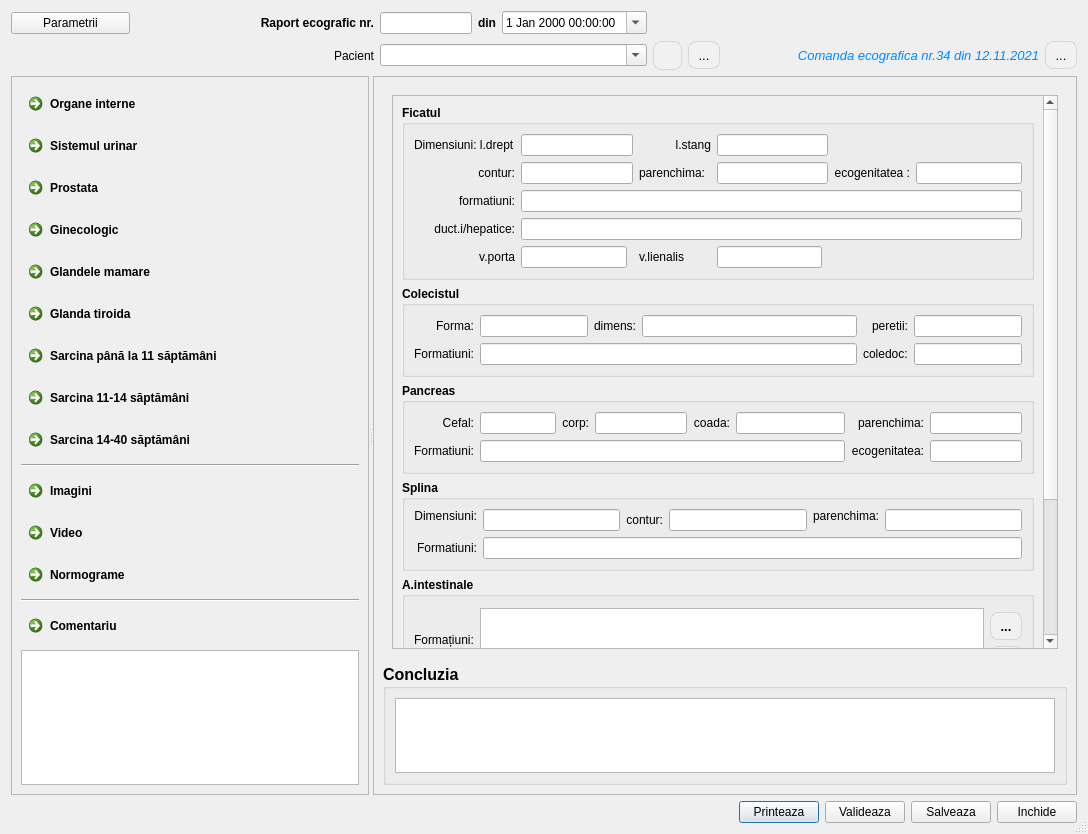
Qt form docs/docreportecho.ui (debalex77/USG) before a commit.
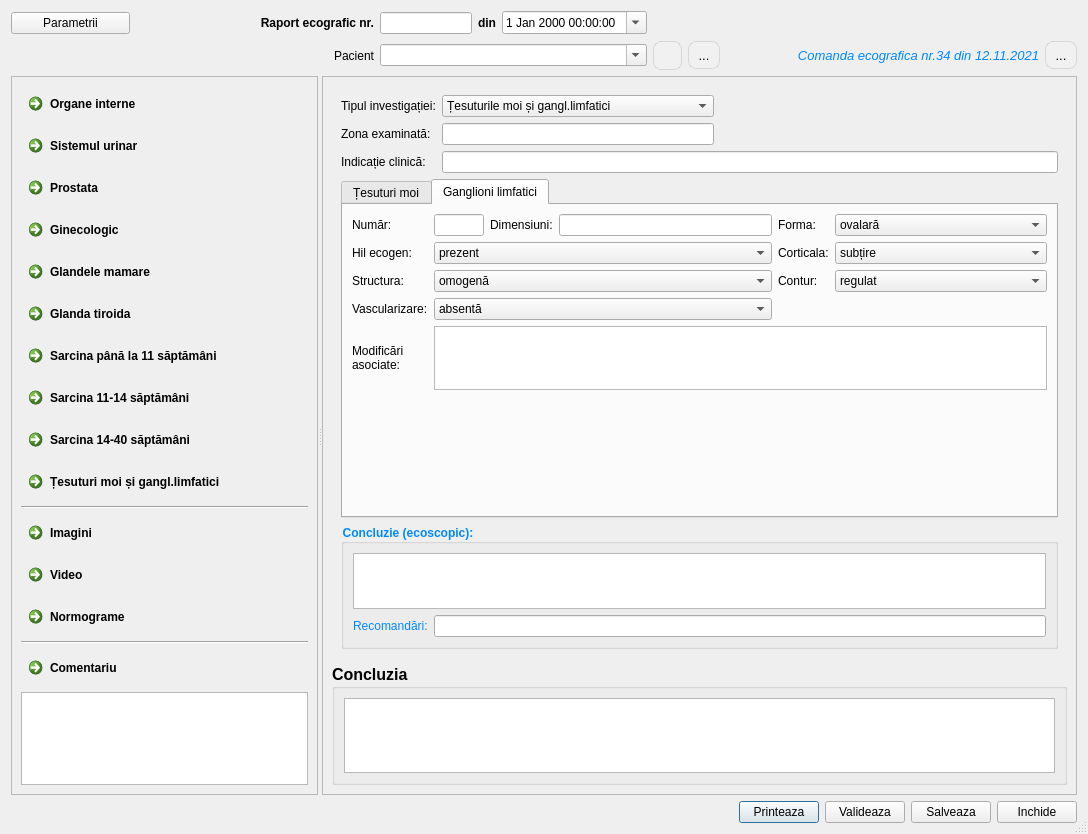
The same form after that commit. The open tabs and pages were chosen to show the change. Icons and pictures are not drawn. Custom widgets are drawn as their Qt base class.

Diff of the .ui file:
```diff
--- a/docs/docreportecho.ui
+++ b/docs/docreportecho.ui
@@ -388,6 +388,17 @@
          </property>
         </widget>
        </item>
+       <item>
+        <widget class="QCommandLinkButton" name="btnLymphNodes">
+         <property name="text">
+          <string>Țesuturi moi și gangl.limfatici</string>
+         </property>
+         <property name="icon">
+          <iconset resource="../resources/resource.qrc">
+           <normaloff>:/img/lymph-nodes.png</normaloff>:/img/lymph-nodes.png</iconset>
+         </property>
+        </widget>
+       </item>
        <item>
         <widget class="Line" name="line">
          <property name="orientation">
@@ -544,7 +555,7 @@
               <property name="geometry">
                <rect>
                 <x>0</x>
-                <y>0</y>
+                <y>-307</y>
                 <width>727</width>
                 <height>856</height>
                </rect>
@@ -1413,28 +1424,6 @@
                   <string>A.intestinale</string>
                  </property>
                  <layout class="QGridLayout" name="gridLayout_80">
-                  <item row="0" column="1" rowspan="3">
-                   <widget class="QTextEdit" name="intestinalHandles">
-                    <property name="sizePolicy">
-                     <sizepolicy hsizetype="Expanding" vsizetype="Expanding">
-                      <horstretch>0</horstretch>
-                      <verstretch>0</verstretch>
-                     </sizepolicy>
-                    </property>
-                    <property name="maximumSize">
-                     <size>
-                      <width>16777215</width>
-                      <height>64</height>
-                     </size>
-                    </property>
-                    <property name="font">
-                     <font>
-                      <family>Segoe UI</family>
-                      <bold>false</bold>
-                     </font>
-                    </property>
-                   </widget>
-                  </item>
                   <item row="0" column="0" rowspan="3">
                    <widget class="QLabel" name="label_153">
                     <property name="font">
@@ -1508,6 +1497,28 @@
                     </property>
                    </widget>
                   </item>
+                  <item row="0" column="1" rowspan="3">
+                   <widget class="QPlainTextEdit" name="intestinalHandles">
+                    <property name="sizePolicy">
+                     <sizepolicy hsizetype="Expanding" vsizetype="Expanding">
+                      <horstretch>0</horstretch>
+                      <verstretch>0</verstretch>
+                     </sizepolicy>
+                    </property>
+                    <property name="maximumSize">
+                     <size>
+                      <width>16777215</width>
+                      <height>64</height>
+                     </size>
+                    </property>
+                    <property name="font">
+                     <font>
+                      <family>Segoe UI</family>
+                      <bold>false</bold>
+                     </font>
+                    </property>
+                   </widget>
+                  </item>
                  </layout>
                 </widget>
                </item>
@@ -8646,6 +8657,607 @@
            </item>
           </layout>
          </widget>
+         <widget class="QWidget" name="pageLymphNodes">
+          <layout class="QGridLayout" name="gridLayout_85">
+           <item row="1" column="1">
+            <widget class="QLineEdit" name="ln_zoneArea">
+             <property name="text">
+              <string/>
+             </property>
+            </widget>
+           </item>
+           <item row="0" column="0">
+            <widget class="QLabel" name="label_230">
+             <property name="text">
+              <string>Tipul investigației:</string>
+             </property>
+            </widget>
+           </item>
+           <item row="2" column="0">
+            <widget class="QLabel" name="label_231">
+             <property name="text">
+              <string>Indicație clinică:</string>
+             </property>
+            </widget>
+           </item>
+           <item row="4" column="0" colspan="3">
+            <widget class="QGroupBox" name="groupBox_36">
+             <property name="sizePolicy">
+              <sizepolicy hsizetype="Preferred" vsizetype="Fixed">
+               <horstretch>0</horstretch>
+               <verstretch>0</verstretch>
+              </sizepolicy>
+             </property>
+             <property name="font">
+              <font>
+               <family>Segoe UI</family>
+               <bold>true</bold>
+              </font>
+             </property>
+             <property name="styleSheet">
+              <string notr="true">color: rgb(0, 137, 255);</string>
+             </property>
+             <property name="title">
+              <string>Concluzie (ecoscopic):</string>
+             </property>
+             <layout class="QGridLayout" name="gridLayout_84">
+              <item row="0" column="0" colspan="2">
+               <widget class="QPlainTextEdit" name="ln_conluzion">
+                <property name="maximumSize">
+                 <size>
+                  <width>16777215</width>
+                  <height>56</height>
+                 </size>
+                </property>
+               </widget>
+              </item>
+              <item row="1" column="0">
+               <widget class="QLabel" name="label_232">
+                <property name="text">
+                 <string>Recomandări:</string>
+                </property>
+               </widget>
+              </item>
+              <item row="1" column="1">
+               <widget class="QLineEdit" name="ln_recommand"/>
+              </item>
+             </layout>
+            </widget>
+           </item>
+           <item row="1" column="0">
+            <widget class="QLabel" name="label_229">
+             <property name="text">
+              <string>Zona examinată:</string>
+             </property>
+            </widget>
+           </item>
+           <item row="0" column="2">
+            <spacer name="horizontalSpacer_33">
+             <property name="orientation">
+              <enum>Qt::Horizontal</enum>
+             </property>
+             <property name="sizeHint" stdset="0">
+              <size>
+               <width>338</width>
+               <height>20</height>
+              </size>
+             </property>
+            </spacer>
+           </item>
+           <item row="0" column="1">
+            <widget class="QComboBox" name="ln_typeInvestig">
+             <item>
+              <property name="text">
+               <string>Țesuturile moi și gangl.limfatici</string>
+              </property>
+             </item>
+             <item>
+              <property name="text">
+               <string>Țesuturi moi</string>
+              </property>
+             </item>
+             <item>
+              <property name="text">
+               <string>Ganglioni limfatici</string>
+              </property>
+             </item>
+            </widget>
+           </item>
+           <item row="2" column="1" colspan="2">
+            <widget class="QLineEdit" name="ln_indications">
+             <property name="text">
+              <string/>
+             </property>
+            </widget>
+           </item>
+           <item row="3" column="0" colspan="3">
+            <widget class="QTabWidget" name="tabWidget_LymphNodes">
+             <property name="currentIndex">
+              <number>0</number>
+             </property>
+             <widget class="QWidget" name="tabSoftTissues">
+              <attribute name="title">
+               <string>Țesuturi moi</string>
+              </attribute>
+              <layout class="QGridLayout" name="gridLayout_86">
+               <item row="1" column="0">
+                <widget class="QLabel" name="label_234">
+                 <property name="text">
+                  <string>Localizarea:</string>
+                 </property>
+                </widget>
+               </item>
+               <item row="4" column="0">
+                <widget class="QLabel" name="label_238">
+                 <property name="text">
+                  <string>Vascularizarea:</string>
+                 </property>
+                </widget>
+               </item>
+               <item row="2" column="0">
+                <widget class="QLabel" name="label_235">
+                 <property name="text">
+                  <string>Dimensiuni:</string>
+                 </property>
+                </widget>
+               </item>
+               <item row="5" column="0">
+                <widget class="QLabel" name="label_239">
+                 <property name="text">
+                  <string>Alte modificări:</string>
+                 </property>
+                </widget>
+               </item>
+               <item row="5" column="1" colspan="4">
+                <widget class="QPlainTextEdit" name="ln_otherChangeTissue">
+                 <property name="sizePolicy">
+                  <sizepolicy hsizetype="Expanding" vsizetype="Expanding">
+                   <horstretch>0</horstretch>
+                   <verstretch>0</verstretch>
+                  </sizepolicy>
+                 </property>
+                 <property name="maximumSize">
+                  <size>
+                   <width>16777215</width>
+                   <height>64</height>
+                  </size>
+                 </property>
+                 <property name="plainText">
+                  <string/>
+                 </property>
+                </widget>
+               </item>
+               <item row="0" column="1">
+                <widget class="QComboBox" name="ln_skinStructureTissue">
+                 <item>
+                  <property name="text">
+                   <string>normală</string>
+                  </property>
+                 </item>
+                 <item>
+                  <property name="text">
+                   <string>îngroșată</string>
+                  </property>
+                 </item>
+                 <item>
+                  <property name="text">
+                   <string>infiltrată</string>
+                  </property>
+                 </item>
+                 <item>
+                  <property name="text">
+                   <string>edem</string>
+                  </property>
+                 </item>
+                </widget>
+               </item>
+               <item row="4" column="1">
+                <widget class="QComboBox" name="ln_DopplerTissue">
+                 <item>
+                  <property name="text">
+                   <string>absentă</string>
+                  </property>
+                 </item>
+                 <item>
+                  <property name="text">
+                   <string>periferică</string>
+                  </property>
+                 </item>
+                 <item>
+                  <property name="text">
+                   <string>centrală</string>
+                  </property>
+                 </item>
+                 <item>
+                  <property name="text">
+                   <string>intensă</string>
+                  </property>
+                 </item>
+                 <item>
+                  <property name="text">
+                   <string>mixtă</string>
+                  </property>
+                 </item>
+                 <item>
+                  <property name="text">
+                   <string>patologică</string>
+                  </property>
+                 </item>
+                </widget>
+               </item>
+               <item row="3" column="1">
+                <widget class="QComboBox" name="ln_conturTissue">
+                 <item>
+                  <property name="text">
+                   <string>regulat</string>
+                  </property>
+                 </item>
+                 <item>
+                  <property name="text">
+                   <string>neregulat</string>
+                  </property>
+                 </item>
+                </widget>
+               </item>
+               <item row="2" column="1">
+                <widget class="QLineEdit" name="ln_sizeTissue"/>
+               </item>
+               <item row="2" column="2">
+                <widget class="QLabel" name="label_236">
+                 <property name="text">
+                  <string>Ecogenitatea: </string>
+                 </property>
+                </widget>
+               </item>
+               <item row="0" column="3" colspan="2">
+                <widget class="QComboBox" name="ln_subcutanTissue">
+                 <item>
+                  <property name="text">
+                   <string>omogenă</string>
+                  </property>
+                 </item>
+                 <item>
+                  <property name="text">
+                   <string>heterogenă</string>
+                  </property>
+                 </item>
+                 <item>
+                  <property name="text">
+                   <string>prezența colecții</string>
+                  </property>
+                 </item>
+                 <item>
+                  <property name="text">
+                   <string>edem</string>
+                  </property>
+                 </item>
+                </widget>
+               </item>
+               <item row="0" column="2">
+                <widget class="QLabel" name="label_233">
+                 <property name="text">
+                  <string>Țesut subcutanat:</string>
+                 </property>
+                </widget>
+               </item>
+               <item row="3" column="0">
+                <widget class="QLabel" name="label_237">
+                 <property name="text">
+                  <string>Contur:</string>
+                 </property>
+                </widget>
+               </item>
+               <item row="0" column="0">
+                <widget class="QLabel" name="label_249">
+                 <property name="text">
+                  <string>Structura tegumentară:</string>
+                 </property>
+                </widget>
+               </item>
+               <item row="1" column="1" colspan="4">
+                <widget class="QLineEdit" name="ln_localizationTissue"/>
+               </item>
+               <item row="2" column="3">
+                <widget class="QComboBox" name="ln_ecogenityTissue">
+                 <property name="sizePolicy">
+                  <sizepolicy hsizetype="Expanding" vsizetype="Fixed">
+                   <horstretch>0</horstretch>
+                   <verstretch>0</verstretch>
+                  </sizepolicy>
+                 </property>
+                 <item>
+                  <property name="text">
+                   <string>hipoecogenă</string>
+                  </property>
+                 </item>
+                 <item>
+                  <property name="text">
+                   <string>hiperecogenă</string>
+                  </property>
+                 </item>
+                 <item>
+                  <property name="text">
+                   <string>mixtă</string>
+                  </property>
+                 </item>
+                 <item>
+                  <property name="text">
+                   <string>izoecogenă</string>
+                  </property>
+                 </item>
+                 <item>
+                  <property name="text">
+                   <string>medie</string>
+                  </property>
+                 </item>
+                </widget>
+               </item>
+              </layout>
+             </widget>
+             <widget class="QWidget" name="tabLympNodes">
+              <attribute name="title">
+               <string>Ganglioni limfatici</string>
+              </attribute>
+              <layout class="QGridLayout" name="gridLayout_87">
+               <item row="2" column="4">
+                <widget class="QLabel" name="label_246">
+                 <property name="text">
+                  <string>Contur:</string>
+                 </property>
+                </widget>
+               </item>
+               <item row="4" column="1" colspan="5">
+                <widget class="QPlainTextEdit" name="ln_otherChangeNode">
+                 <property name="maximumSize">
+                  <size>
+                   <width>16777215</width>
+                   <height>64</height>
+                  </size>
+                 </property>
+                 <property name="plainText">
+                  <string/>
+                 </property>
+                </widget>
+               </item>
+               <item row="3" column="1" colspan="3">
+                <widget class="QComboBox" name="ln_dopplerNode">
+                 <property name="sizePolicy">
+                  <sizepolicy hsizetype="Expanding" vsizetype="Fixed">
+                   <horstretch>0</horstretch>
+                   <verstretch>0</verstretch>
+                  </sizepolicy>
+                 </property>
+                 <item>
+                  <property name="text">
+                   <string>absentă</string>
+                  </property>
+                 </item>
+                 <item>
+                  <property name="text">
+                   <string>periferică</string>
+                  </property>
+                 </item>
+                 <item>
+                  <property name="text">
+                   <string>centrală</string>
+                  </property>
+                 </item>
+                 <item>
+                  <property name="text">
+                   <string>intensă</string>
+                  </property>
+                 </item>
+                 <item>
+                  <property name="text">
+                   <string>mixtă</string>
+                  </property>
+                 </item>
+                 <item>
+                  <property name="text">
+                   <string>patologică</string>
+                  </property>
+                 </item>
+                </widget>
+               </item>
+               <item row="4" column="0">
+                <widget class="QLabel" name="label_248">
+                 <property name="sizePolicy">
+                  <sizepolicy hsizetype="Preferred" vsizetype="Preferred">
+                   <horstretch>0</horstretch>
+                   <verstretch>0</verstretch>
+                  </sizepolicy>
+                 </property>
+                 <property name="text">
+                  <string>Modificări&lt;br&gt;asociate:</string>
+                 </property>
+                </widget>
+               </item>
+               <item row="0" column="5">
+                <widget class="QComboBox" name="ln_formNode">
+                 <property name="sizePolicy">
+                  <sizepolicy hsizetype="Expanding" vsizetype="Fixed">
+                   <horstretch>0</horstretch>
+                   <verstretch>0</verstretch>
+                  </sizepolicy>
+                 </property>
+                 <item>
+                  <property name="text">
+                   <string>ovalară</string>
+                  </property>
+                 </item>
+                 <item>
+                  <property name="text">
+                   <string>rotundă</string>
+                  </property>
+                 </item>
+                </widget>
+               </item>
+               <item row="2" column="0">
+                <widget class="QLabel" name="label_245">
+                 <property name="text">
+                  <string>Structura:</string>
+                 </property>
+                </widget>
+               </item>
+               <item row="2" column="5">
+                <widget class="QComboBox" name="ln_contourNode">
+                 <property name="sizePolicy">
+                  <sizepolicy hsizetype="Expanding" vsizetype="Fixed">
+                   <horstretch>0</horstretch>
+                   <verstretch>0</verstretch>
+                  </sizepolicy>
+                 </property>
+                 <item>
+                  <property name="text">
+                   <string>regulat</string>
+                  </property>
+                 </item>
+                 <item>
+                  <property name="text">
+                   <string>neregulat</string>
+                  </property>
+                 </item>
+                </widget>
+               </item>
+               <item row="1" column="0">
+                <widget class="QLabel" name="label_243">
+                 <property name="text">
+                  <string>Hil ecogen:</string>
+                 </property>
+                </widget>
+               </item>
+               <item row="1" column="1" colspan="3">
+                <widget class="QComboBox" name="ln_hillNode">
+                 <property name="sizePolicy">
+                  <sizepolicy hsizetype="Expanding" vsizetype="Fixed">
+                   <horstretch>0</horstretch>
+                   <verstretch>0</verstretch>
+                  </sizepolicy>
+                 </property>
+                 <item>
+                  <property name="text">
+                   <string>prezent</string>
+                  </property>
+                 </item>
+                 <item>
+                  <property name="text">
+                   <string>absent</string>
+                  </property>
+                 </item>
+                </widget>
+               </item>
+               <item row="0" column="1">
+                <widget class="QLineEdit" name="ln_nrNodes">
+                 <property name="maximumSize">
+                  <size>
+                   <width>50</width>
+                   <height>16777215</height>
+                  </size>
+                 </property>
+                </widget>
+               </item>
+               <item row="3" column="0">
+                <widget class="QLabel" name="label_247">
+                 <property name="text">
+                  <string>Vascularizare:</string>
+                 </property>
+                </widget>
+               </item>
+               <item row="0" column="2">
+                <widget class="QLabel" name="label_241">
+                 <property name="text">
+                  <string>Dimensiuni:</string>
+                 </property>
+                </widget>
+               </item>
+               <item row="1" column="5">
+                <widget class="QComboBox" name="ln_corticalNode">
+                 <property name="sizePolicy">
+                  <sizepolicy hsizetype="Expanding" vsizetype="Fixed">
+                   <horstretch>0</horstretch>
+                   <verstretch>0</verstretch>
+                  </sizepolicy>
+                 </property>
+                 <item>
+                  <property name="text">
+                   <string>subțire</string>
+                  </property>
+                 </item>
+                 <item>
+                  <property name="text">
+                   <string>îngroșată</string>
+                  </property>
+                 </item>
+                 <item>
+                  <property name="text">
+                   <string>asimetrică</string>
+                  </property>
+                 </item>
+                </widget>
+               </item>
+               <item row="0" column="3">
+                <widget class="QLineEdit" name="ln_sizeNode"/>
+               </item>
+               <item row="1" column="4">
+                <widget class="QLabel" name="label_244">
+                 <property name="text">
+                  <string>Corticala:</string>
+                 </property>
+                </widget>
+               </item>
+               <item row="2" column="1" colspan="3">
+                <widget class="QComboBox" name="ln_structureNode">
+                 <property name="sizePolicy">
+                  <sizepolicy hsizetype="Expanding" vsizetype="Fixed">
+                   <horstretch>0</horstretch>
+                   <verstretch>0</verstretch>
+                  </sizepolicy>
+                 </property>
+                 <item>
+                  <property name="text">
+                   <string>omogenă</string>
+                  </property>
+                 </item>
+                 <item>
+                  <property name="text">
+                   <string>heterogenă</string>
+                  </property>
+                 </item>
+                </widget>
+               </item>
+               <item row="0" column="0">
+                <widget class="QLabel" name="label_240">
+                 <property name="text">
+                  <string>Număr:</string>
+                 </property>
+                </widget>
+               </item>
+               <item row="0" column="4">
+                <widget class="QLabel" name="label_242">
+                 <property name="text">
+                  <string>Forma:</string>
+                 </property>
+                </widget>
+               </item>
+               <item row="5" column="1">
+                <spacer name="verticalSpacer_14">
+                 <property name="orientation">
+                  <enum>Qt::Vertical</enum>
+                 </property>
+                 <property name="sizeHint" stdset="0">
+                  <size>
+                   <width>20</width>
+                   <height>40</height>
+                  </size>
+                 </property>
+                </spacer>
+               </item>
+              </layout>
+             </widget>
+            </widget>
+           </item>
+          </layout>
+         </widget>
          <widget class="QWidget" name="pageImage">
           <layout class="QGridLayout" name="gridLayout_48">
            <item row="0" column="0">
```
Left out of the diff: 69 changed lines with no effect on the pictures.
